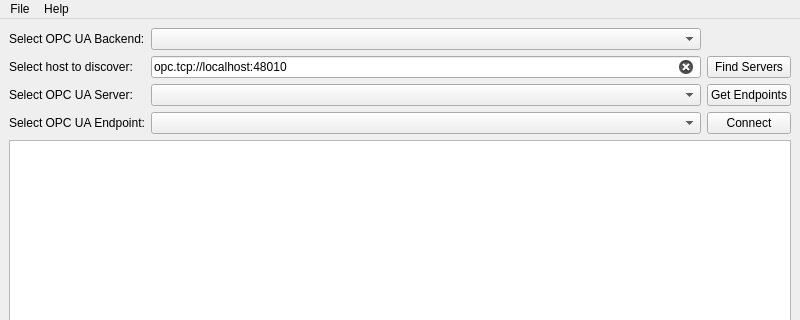
qt/qtopcua, file examples/opcua/opcuaviewer/mainwindow.ui: the form before one commit; both pictures show x 0 to 800 and y 0 to 320 of the 800 by 600 pixel window.
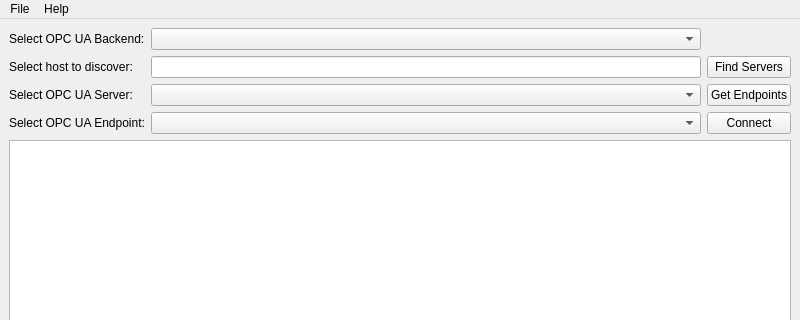
The form after the commit.

Patch:
```diff
--- a/examples/opcua/opcuaviewer/mainwindow.ui
+++ b/examples/opcua/opcuaviewer/mainwindow.ui
@@ -68,9 +68,6 @@
         </item>
         <item row="1" column="1">
          <widget class="QLineEdit" name="host">
-          <property name="text">
-           <string>opc.tcp://localhost:48010</string>
-          </property>
           <property name="clearButtonEnabled">
            <bool>true</bool>
           </property>
```
